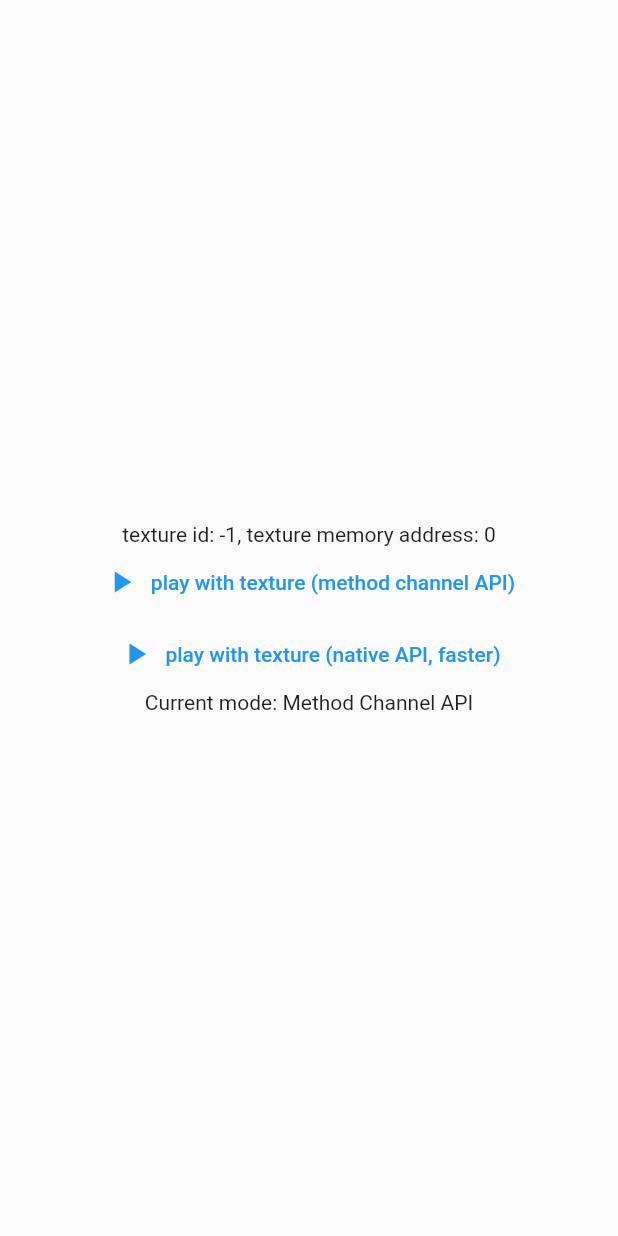
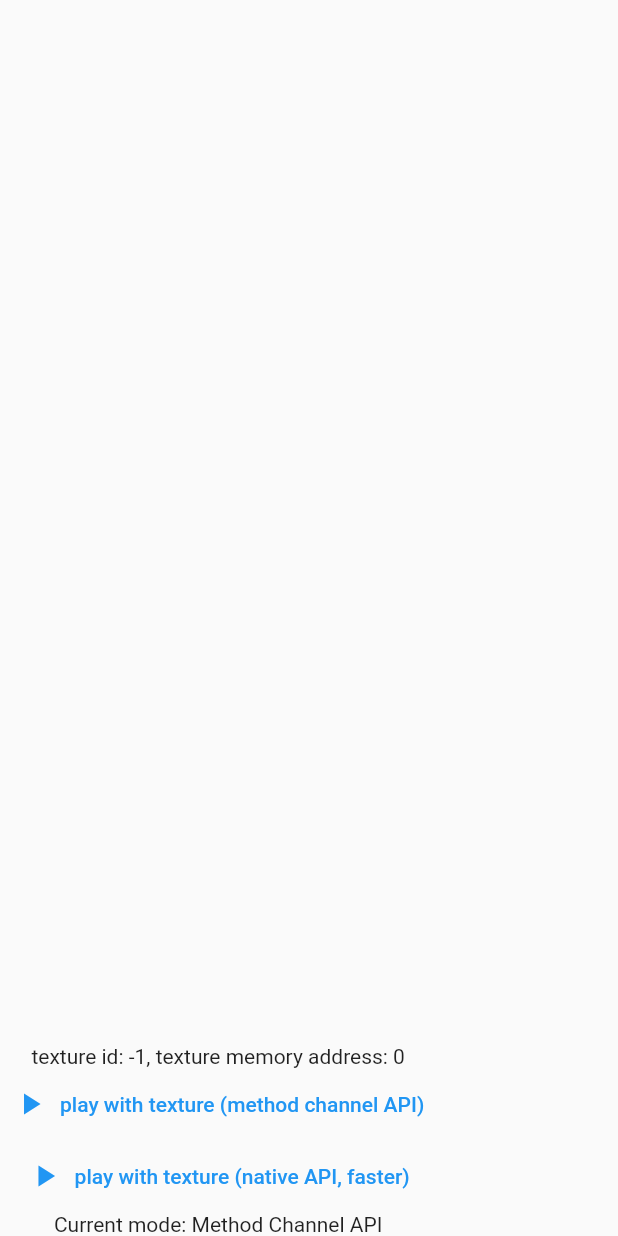
Before and after one commit to Kingtous/flutter_texture_rgba_renderer, a Flutter app: the screen it shows after launch, on a phone screen of 412 x 824 dp. Run offline on Flutter 3.47's test engine with Material 2 defaults, Android fonts, the phone set to English and light mode, and no system bars; our stand-ins replace plugin_platform_interface; missing offline and left inert: dart:ffi.

```diff
--- a/example/lib/main.dart
+++ b/example/lib/main.dart
@@ -72,7 +72,6 @@ class _MyAppState extends State<MyApp> {
         setState(() {
           time = t2 - t1;
         });
-
         if (!res) {
           debugPrint("WARN: render failed");
         }
@@ -121,21 +120,22 @@ class _MyAppState extends State<MyApp> {
   Widget build(BuildContext context) {
     return MaterialApp(
       home: Scaffold(
-        body: Center(
-          child: SingleChildScrollView(
-            child: Column(
+        body: Column(
           crossAxisAlignment: CrossAxisAlignment.center,
           mainAxisAlignment: MainAxisAlignment.center,
           children: [
-                textureId == -1
+            Expanded(child: textureId == -1
                 ? const Offstage()
-                    : Container(
+                : Padding(
+                  padding: const EdgeInsets.all(8.0),
+                  child: Container(
                       alignment: Alignment.center,
                       decoration: const BoxDecoration(color: Colors.blue),
                       // decoration: const BoxDecoration(color: Colors.black),
-                        width: width.toDouble(),
-                        height: height.toDouble(),
+                      // width: width.toDouble(),
+                      // height: height.toDouble(),
                       child: Texture(textureId: textureId)),
+                ),),
             Text(
                 "texture id: $textureId, texture memory address: ${texturePtr.toRadixString(16)}"),
             TextButton.icon(
@@ -156,8 +156,6 @@ class _MyAppState extends State<MyApp> {
           ],
         ),
       ),
-        ),
-      ),
     );
   }
 }
```
Also changed, not shown: 2 other files. Lines whose indentation alone changed are shown as unchanged.
